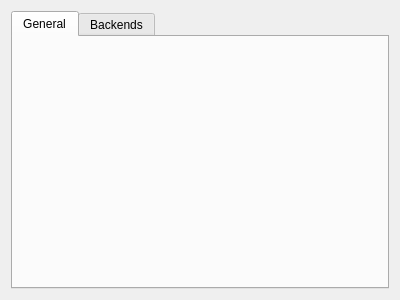
Qt form kworship/prefsPresentations_base.ui (amalon/kworship) before a commit.
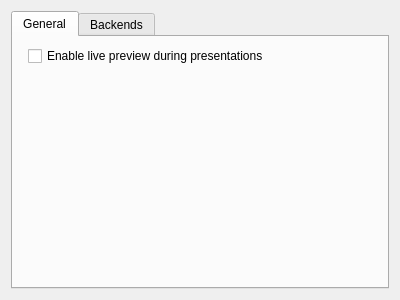
The same form after that commit.

Commit message: Added configuration option to allow live preview to be disabled during presentations

The edit to the form file:
```diff
--- a/kworship/prefsPresentations_base.ui
+++ b/kworship/prefsPresentations_base.ui
@@ -16,6 +16,15 @@
       <attribute name="title" >
        <string>General</string>
       </attribute>
+      <layout class="QFormLayout" name="formLayout" >
+       <item row="0" column="1" >
+        <widget class="QCheckBox" name="kcfg_presLivePreview" >
+         <property name="text" >
+          <string>Enable live preview during presentations</string>
+         </property>
+        </widget>
+       </item>
+      </layout>
      </widget>
      <widget class="QWidget" name="tabBackends" >
       <attribute name="title" >
```
The commit also changes 2 other files.
